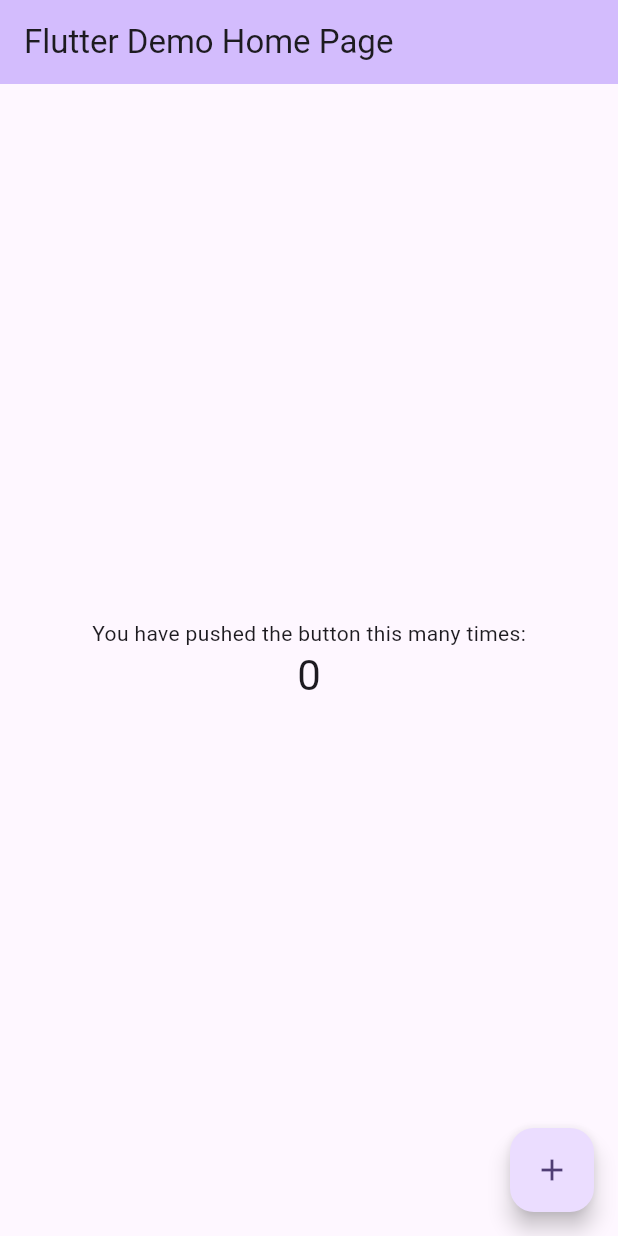
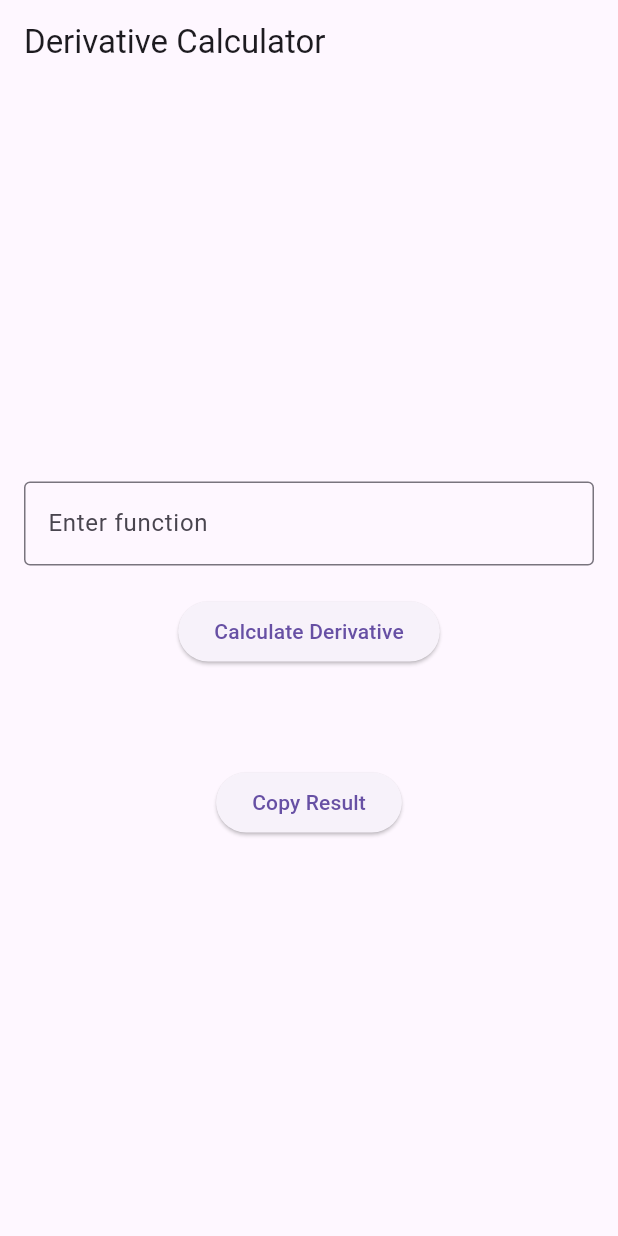
Before and after one commit to yukiterunamaana/XPD_task3, a Flutter app: the screen it shows after launch, on a phone screen of 412 x 824 dp. Run offline on Flutter 3.47's test engine with Material 3 defaults, Android fonts, the light colour scheme and no system bars.

Commit message:
UI created

```diff
--- a/polynomist/lib/main.dart
+++ b/polynomist/lib/main.dart
@@ -1,125 +1,196 @@
+// import 'package:flutter/material.dart';
+
+// void main() {
+//   runApp(const MyApp());
+// }
+
+// class MyApp extends StatelessWidget {
+//   const MyApp({super.key});
+
+//   // This widget is the root of your application.
+//   @override
+//   Widget build(BuildContext context) {
+//     return MaterialApp(
+//       title: 'Flutter Demo',
+//       theme: ThemeData(
+//         colorScheme: ColorScheme.fromSeed(seedColor: Colors.deepPurple),
+//         useMaterial3: true,
+//       ),
+//       home: const MyHomePage(title: 'Flutter Demo Home Page'),
+//     );
+//   }
+// }
+
+// class MyHomePage extends StatefulWidget {
+//   const MyHomePage({super.key, required this.title});
+
+//   // This widget is the home page of your application. It is stateful, meaning
+//   // that it has a State object (defined below) that contains fields that affect
+//   // how it looks.
+
+//   // This class is the configuration for the state. It holds the values (in this
+//   // case the title) provided by the parent (in this case the App widget) and
+//   // used by the build method of the State. Fields in a Widget subclass are
+//   // always marked "final".
+
+//   final String title;
+
+//   @override
+//   State<MyHomePage> createState() => _MyHomePageState();
+// }
+
+// class _MyHomePageState extends State<MyHomePage> {
+//   int _counter = 0;
+
+//   void _incrementCounter() {
+//     setState(() {
+//       // This call to setState tells the Flutter framework that something has
+//       // changed in this State, which causes it to rerun the build method below
+//       // so that the display can reflect the updated values. If we changed
+//       // _counter without calling setState(), then the build method would not be
+//       // called again, and so nothing would appear to happen.
+//       _counter++;
+//     });
+//   }
+
+//   @override
+//   Widget build(BuildContext context) {
+//     // This method is rerun every time setState is called, for instance as done
+//     // by the _incrementCounter method above.
+//     //
+//     // The Flutter framework has been optimized to make rerunning build methods
+//     // fast, so that you can just rebuild anything that needs updating rather
+//     // than having to individually change instances of widgets.
+//     return Scaffold(
+//       appBar: AppBar(
+//         // TRY THIS: Try changing the color here to a specific color (to
+//         // Colors.amber, perhaps?) and trigger a hot reload to see the AppBar
+//         // change color while the other colors stay the same.
+//         backgroundColor: Theme.of(context).colorScheme.inversePrimary,
+//         // Here we take the value from the MyHomePage object that was created by
+//         // the App.build method, and use it to set our appbar title.
+//         title: Text(widget.title),
+//       ),
+//       body: Center(
+//         // Center is a layout widget. It takes a single child and positions it
+//         // in the middle of the parent.
+//         child: Column(
+//           // Column is also a layout widget. It takes a list of children and
+//           // arranges them vertically. By default, it sizes itself to fit its
+//           // children horizontally, and tries to be as tall as its parent.
+//           //
+//           // Column has various properties to control how it sizes itself and
+//           // how it positions its children. Here we use mainAxisAlignment to
+//           // center the children vertically; the main axis here is the vertical
+//           // axis because Columns are vertical (the cross axis would be
+//           // horizontal).
+//           //
+//           // TRY THIS: Invoke "debug painting" (choose the "Toggle Debug Paint"
+//           // action in the IDE, or press "p" in the console), to see the
+//           // wireframe for each widget.
+//           mainAxisAlignment: MainAxisAlignment.center,
+//           children: <Widget>[
+//             const Text(
+//               'You have pushed the button this many times:',
+//             ),
+//             Text(
+//               '$_counter',
+//               style: Theme.of(context).textTheme.headlineMedium,
+//             ),
+//           ],
+//         ),
+//       ),
+//       floatingActionButton: FloatingActionButton(
+//         onPressed: _incrementCounter,
+//         tooltip: 'Increment',
+//         child: const Icon(Icons.add),
+//       ), // This trailing comma makes auto-formatting nicer for build methods.
+//     );
+//   }
+// }
 import 'package:flutter/material.dart';
+import 'package:flutter/services.dart'; // For Clipboard
 
 void main() {
-  runApp(const MyApp());
+  runApp(DerivativeCalculatorApp());
 }
 
-class MyApp extends StatelessWidget {
-  const MyApp({super.key});
-
-  // This widget is the root of your application.
+class DerivativeCalculatorApp extends StatelessWidget {
   @override
   Widget build(BuildContext context) {
     return MaterialApp(
-      title: 'Flutter Demo',
+      title: 'Derivative Calculator',
       theme: ThemeData(
-        // This is the theme of your application.
-        //
-        // TRY THIS: Try running your application with "flutter run". You'll see
-        // the application has a purple toolbar. Then, without quitting the app,
-        // try changing the seedColor in the colorScheme below to Colors.green
-        // and then invoke "hot reload" (save your changes or press the "hot
-        // reload" button in a Flutter-supported IDE, or press "r" if you used
-        // the command line to start the app).
-        //
-        // Notice that the counter didn't reset back to zero; the application
-        // state is not lost during the reload. To reset the state, use hot
-        // restart instead.
-        //
-        // This works for code too, not just values: Most code changes can be
-        // tested with just a hot reload.
-        colorScheme: ColorScheme.fromSeed(seedColor: Colors.deepPurple),
-        useMaterial3: true,
+        primarySwatch: Colors.blue,
       ),
-      home: const MyHomePage(title: 'Flutter Demo Home Page'),
+      home: DerivativeCalculator(),
     );
   }
 }
 
-class MyHomePage extends StatefulWidget {
-  const MyHomePage({super.key, required this.title});
-
-  // This widget is the home page of your application. It is stateful, meaning
-  // that it has a State object (defined below) that contains fields that affect
-  // how it looks.
-
-  // This class is the configuration for the state. It holds the values (in this
-  // case the title) provided by the parent (in this case the App widget) and
-  // used by the build method of the State. Fields in a Widget subclass are
-  // always marked "final".
-
-  final String title;
-
+class DerivativeCalculator extends StatefulWidget {
   @override
-  State<MyHomePage> createState() => _MyHomePageState();
+  _DerivativeCalculatorState createState() => _DerivativeCalculatorState();
 }
 
-class _MyHomePageState extends State<MyHomePage> {
-  int _counter = 0;
+class _DerivativeCalculatorState extends State<DerivativeCalculator> {
+  final TextEditingController _controller = TextEditingController();
+  String _result = '';
 
-  void _incrementCounter() {
+  void _calculateDerivative() {
+    String input = _controller.text;
+    // Here you would implement the derivative calculation logic
+    // For demonstration, we'll just return the input with a message
     setState(() {
-      // This call to setState tells the Flutter framework that something has
-      // changed in this State, which causes it to rerun the build method below
-      // so that the display can reflect the updated values. If we changed
-      // _counter without calling setState(), then the build method would not be
-      // called again, and so nothing would appear to happen.
-      _counter++;
+      _result =
+          "Derivative of $input is ..."; // Replace with actual calculation
+    });
+  }
+
+  void _copyToClipboard() {
+    Clipboard.setData(ClipboardData(text: _result)).then((_) {
+      ScaffoldMessenger.of(context).showSnackBar(
+        SnackBar(content: Text('Result copied to clipboard!')),
+      );
     });
   }
 
   @override
   Widget build(BuildContext context) {
-    // This method is rerun every time setState is called, for instance as done
-    // by the _incrementCounter method above.
-    //
-    // The Flutter framework has been optimized to make rerunning build methods
-    // fast, so that you can just rebuild anything that needs updating rather
-    // than having to individually change instances of widgets.
     return Scaffold(
       appBar: AppBar(
-        // TRY THIS: Try changing the color here to a specific color (to
-        // Colors.amber, perhaps?) and trigger a hot reload to see the AppBar
-        // change color while the other colors stay the same.
-        backgroundColor: Theme.of(context).colorScheme.inversePrimary,
-        // Here we take the value from the MyHomePage object that was created by
-        // the App.build method, and use it to set our appbar title.
-        title: Text(widget.title),
+        title: Text('Derivative Calculator'),
       ),
-      body: Center(
-        // Center is a layout widget. It takes a single child and positions it
-        // in the middle of the parent.
+      body: Padding(
+        padding: const EdgeInsets.all(16.0),
         child: Column(
-          // Column is also a layout widget. It takes a list of children and
-          // arranges them vertically. By default, it sizes itself to fit its
-          // children horizontally, and tries to be as tall as its parent.
-          //
-          // Column has various properties to control how it sizes itself and
-          // how it positions its children. Here we use mainAxisAlignment to
-          // center the children vertically; the main axis here is the vertical
-          // axis because Columns are vertical (the cross axis would be
-          // horizontal).
-          //
-          // TRY THIS: Invoke "debug painting" (choose the "Toggle Debug Paint"
-          // action in the IDE, or press "p" in the console), to see the
-          // wireframe for each widget.
           mainAxisAlignment: MainAxisAlignment.center,
           children: <Widget>[
-            const Text(
-              'You have pushed the button this many times:',
+            TextField(
+              controller: _controller,
+              decoration: InputDecoration(
+                border: OutlineInputBorder(),
+                labelText: 'Enter function',
+              ),
             ),
+            SizedBox(height: 20),
+            ElevatedButton(
+              onPressed: _calculateDerivative,
+              child: Text('Calculate Derivative'),
+            ),
+            SizedBox(height: 20),
             Text(
-              '$_counter',
-              style: Theme.of(context).textTheme.headlineMedium,
+              _result,
+              style: TextStyle(fontSize: 18, fontWeight: FontWeight.bold),
+            ),
+            SizedBox(height: 20),
+            ElevatedButton(
+              onPressed: _copyToClipboard,
+              child: Text('Copy Result'),
             ),
           ],
         ),
       ),
-      floatingActionButton: FloatingActionButton(
-        onPressed: _incrementCounter,
-        tooltip: 'Increment',
-        child: const Icon(Icons.add),
-      ), // This trailing comma makes auto-formatting nicer for build methods.
     );
   }
 }
--- a/polynomist/lib/term.dart
+++ b/polynomist/lib/term.dart
@@ -13,6 +13,11 @@ class Term {
           coefficient == other.coefficient &&
           variable == other.variable &&
           exponent == other.exponent;
+  @override
+  String toString() {
+    String v = variable == '' ? 'C' : variable;
+    return '$coefficient; $v; $exponent';
+  }
 
   @override
   int get hashCode =>
```
Also changed, not shown: polynomist/lib/parser.dart (+105 -30 lines), 1 other file.
